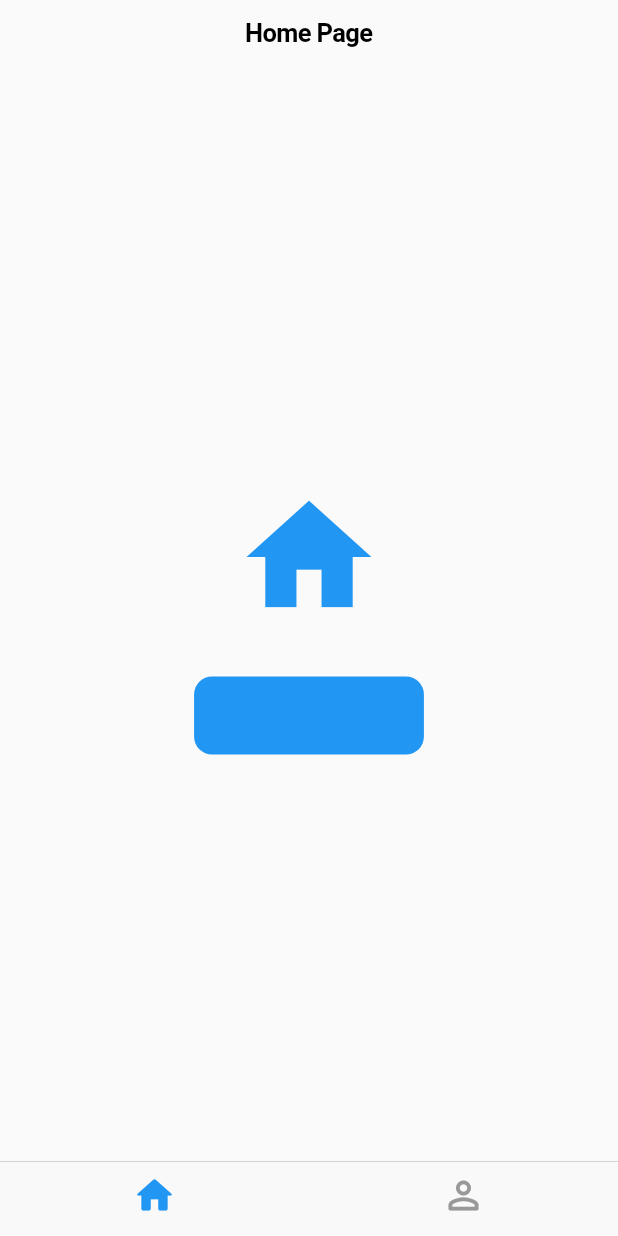
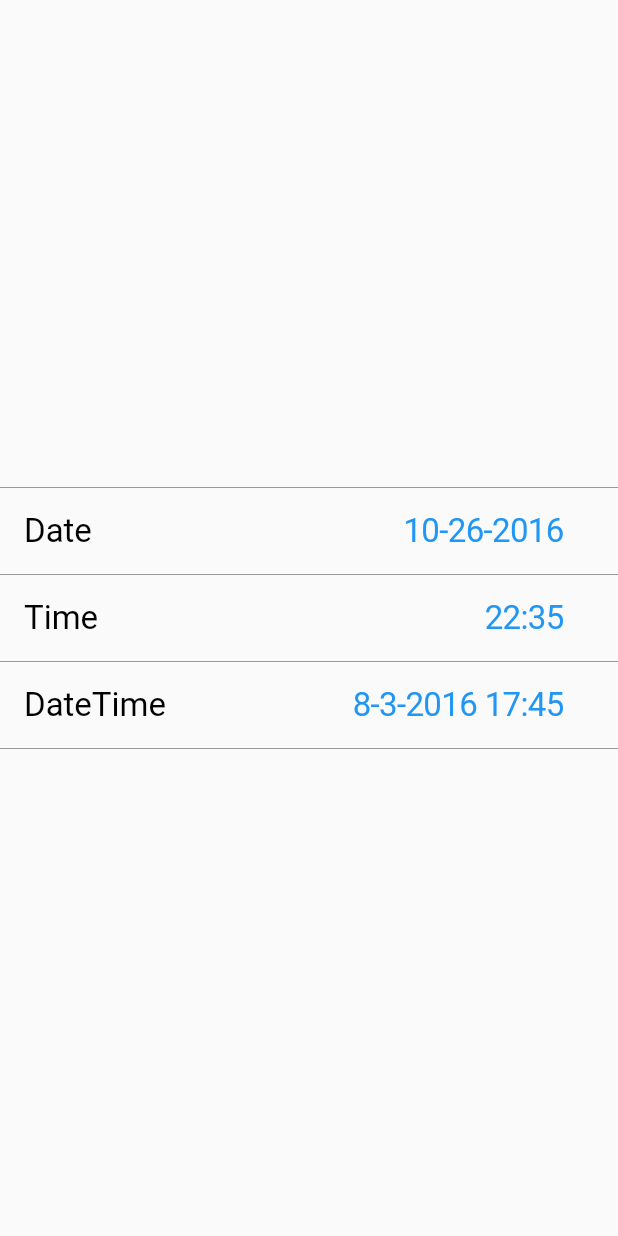
Before and after one commit to dipak1267/cupertino_demo_app, a Flutter app: the screen it shows after launch, on a phone screen of 412 x 824 dp. Run offline on Flutter 3.47's test engine with Material 2 defaults, Android fonts, the phone set to English and light mode, and no system bars.

Commit message:
add Date Time Picker_Widget

```diff
--- a/lib/cupertino_modules/cupertino_bottom_nav/cupertino_bottom_navigation_home.dart
+++ b/lib/cupertino_modules/cupertino_bottom_nav/cupertino_bottom_navigation_home.dart
@@ -1,64 +1,31 @@
 import 'package:cupertino_demo_app/cupertino_modules/cupertino_bottom_nav/home_screen_body.dart';
 import 'package:cupertino_demo_app/cupertino_modules/cupertino_bottom_nav/profile_screen_body.dart';
-import 'package:cupertino_demo_app/cupertino_modules/cupertino_bottom_nav/second_screen.dart';
 import 'package:flutter/cupertino.dart';
 import 'package:flutter/material.dart';
 
-class CupertinoBottomNavigationHome extends StatefulWidget {
-  const CupertinoBottomNavigationHome({Key? key}) : super(key: key);
+class CupertinoBottomNavigationHome extends StatelessWidget {
+  CupertinoBottomNavigationHome({Key? key});
+  // int _currentIndex = 0;
 
-  @override
-  State<CupertinoBottomNavigationHome> createState() =>
-      _CupertinoBottomNavigationHomeState();
-}
+  List<BottomNavigationBarItem> _bottomNavItems = [
+    BottomNavigationBarItem(icon: Icon(Icons.home_rounded)),
+    BottomNavigationBarItem(icon: Icon(Icons.perm_identity_rounded)),
+  ];
 
-class _CupertinoBottomNavigationHomeState
-    extends State<CupertinoBottomNavigationHome> {
-  int _currentIndex = 0;
-
+  List<Widget> _tabs = [HomeScreenBody(), ProfileScreenBody()];
   @override
   Widget build(BuildContext context) {
     return CupertinoTabScaffold(
       tabBar: CupertinoTabBar(
-        currentIndex: _currentIndex,
-        onTap: (newIndex) {
-          setState(() {
-            _currentIndex = newIndex;
-          });
-        },
-        items: const <BottomNavigationBarItem>[
-          BottomNavigationBarItem(icon: Icon(Icons.home_rounded)),
-          BottomNavigationBarItem(icon: Icon(Icons.perm_identity_rounded)),
-        ],
+        // currentIndex: _currentIndex,
+
+        onTap: (newIndex) {},
+        items: _bottomNavItems,
       ),
       tabBuilder: (BuildContext context, int index) {
         return CupertinoTabView(
           builder: (BuildContext context) {
-            switch (_currentIndex) {
-              case 0:
-                return const HomeScreenBody();
-              case 1:
-                return const ProfileScreenBody();
-              default:
-                return CupertinoPageScaffold(
-                  navigationBar: CupertinoNavigationBar(
-                    middle: Text('Page 1 of tab $index'),
-                  ),
-                  child: Center(
-                    child: CupertinoButton(
-                      child: const Text('Next page'),
-                      onPressed: () {
-                        Navigator.of(context).push(
-                          CupertinoPageRoute<void>(
-                            builder: (BuildContext context) =>
-                                const CupertinoBottomNavSecondScreen(),
-                          ),
-                        );
-                      },
-                    ),
-                  ),
-                );
-            }
+            return _tabs[index];
           },
         );
       },
--- a/lib/cupertino_modules/cupertino_bottom_nav/profile_screen_body.dart
+++ b/lib/cupertino_modules/cupertino_bottom_nav/profile_screen_body.dart
@@ -11,7 +11,8 @@ class ProfileScreenBody extends StatelessWidget {
         navigationBar: const CupertinoNavigationBar(
           middle: Text('Profile Page'),
         ),
-        child: Center(
+        child: Scaffold(
+          body: Center(
             child: Column(
               mainAxisAlignment: MainAxisAlignment.center,
               crossAxisAlignment: CrossAxisAlignment.center,
@@ -38,6 +39,7 @@ class ProfileScreenBody extends StatelessWidget {
                 ),
               ],
             ),
+          ),
         ));
   }
 }
--- /dev/null
+++ b/lib/cupertino_modules/cupertino_widgets/cupertino_date_picker.dart
@@ -0,0 +1,168 @@
+import 'package:flutter/cupertino.dart';
+import 'package:flutter/material.dart';
+
+class CupertinoDatePickerWidget extends StatefulWidget {
+  const CupertinoDatePickerWidget({Key? key}) : super(key: key);
+
+  @override
+  State<CupertinoDatePickerWidget> createState() =>
+      _CupertinoDatePickerWidgetState();
+}
+
+class _CupertinoDatePickerWidgetState extends State<CupertinoDatePickerWidget> {
+  DateTime date = DateTime(2016, 10, 26);
+  DateTime time = DateTime(2016, 5, 10, 22, 35);
+  DateTime dateTime = DateTime(2016, 8, 3, 17, 45);
+
+  // This shows a CupertinoModalPopup with a reasonable fixed height which hosts CupertinoDatePicker.
+  void _showDialog(Widget child) {
+    showCupertinoModalPopup<void>(
+        context: context,
+        builder: (BuildContext context) => Container(
+              height: 216,
+              padding: const EdgeInsets.only(top: 6.0),
+              // The Bottom margin is provided to align the popup above the system navigation bar.
+              margin: EdgeInsets.only(
+                bottom: MediaQuery.of(context).viewInsets.bottom,
+              ),
+              // Provide a background color for the popup.
+              color: CupertinoColors.systemBackground.resolveFrom(context),
+              // Use a SafeArea widget to avoid system overlaps.
+              child: SafeArea(
+                top: false,
+                child: child,
+              ),
+            ));
+  }
+
+  @override
+  Widget build(BuildContext context) {
+    return CupertinoPageScaffold(
+      child: DefaultTextStyle(
+        style: TextStyle(
+          color: CupertinoColors.label.resolveFrom(context),
+          fontSize: 22.0,
+        ),
+        child: Center(
+          child: Column(
+            mainAxisAlignment: MainAxisAlignment.center,
+            children: <Widget>[
+              _DatePickerItem(
+                children: <Widget>[
+                  const Text('Date'),
+                  CupertinoButton(
+                    // Display a CupertinoDatePicker in date picker mode.
+                    onPressed: () => _showDialog(
+                      CupertinoDatePicker(
+                        initialDateTime: date,
+                        mode: CupertinoDatePickerMode.date,
+                        use24hFormat: true,
+                        // This is called when the user changes the date.
+                        onDateTimeChanged: (DateTime newDate) {
+                          setState(() => date = newDate);
+                        },
+                      ),
+                    ),
+                    // In this example, the date value is formatted manually. You can use intl package
+                    // to format the value based on user's locale settings.
+                    child: Text(
+                      '${date.month}-${date.day}-${date.year}',
+                      style: const TextStyle(
+                        fontSize: 22.0,
+                      ),
+                    ),
+                  ),
+                ],
+              ),
+              _DatePickerItem(
+                children: <Widget>[
+                  const Text('Time'),
+                  CupertinoButton(
+                    // Display a CupertinoDatePicker in time picker mode.
+                    onPressed: () => _showDialog(
+                      CupertinoDatePicker(
+                        initialDateTime: time,
+                        mode: CupertinoDatePickerMode.time,
+                        use24hFormat: true,
+                        // This is called when the user changes the time.
+                        onDateTimeChanged: (DateTime newTime) {
+                          setState(() => time = newTime);
+                        },
+                      ),
+                    ),
+                    // In this example, the time value is formatted manually. You can use intl package to
+                    // format the value based on the user's locale settings.
+                    child: Text(
+                      '${time.hour}:${time.minute}',
+                      style: const TextStyle(
+                        fontSize: 22.0,
+                      ),
+                    ),
+                  ),
+                ],
+              ),
+              _DatePickerItem(
+                children: <Widget>[
+                  const Text('DateTime'),
+                  CupertinoButton(
+                    // Display a CupertinoDatePicker in dateTime picker mode.
+                    onPressed: () => _showDialog(
+                      CupertinoDatePicker(
+                        initialDateTime: dateTime,
+                        use24hFormat: true,
+                        // This is called when the user changes the dateTime.
+                        onDateTimeChanged: (DateTime newDateTime) {
+                          setState(() => dateTime = newDateTime);
+                        },
+                      ),
+                    ),
+                    // In this example, time value is formatted manually. You can use intl package to
+                    // format the value based on the user's locale settings.
+                    child: Text(
+                      '${dateTime.month}-${dateTime.day}-${dateTime.year} ${dateTime.hour}:${dateTime.minute}',
+                      style: const TextStyle(
+                        fontSize: 22.0,
+                      ),
+                    ),
+                  ),
+                ],
+              ),
+            ],
+          ),
+        ),
+      ),
+    );
+  }
+}
+
+// This class simply decorates a row of widgets.
+class _DatePickerItem extends StatelessWidget {
+  const _DatePickerItem({required this.children});
+
+  final List<Widget> children;
+
+  @override
+  Widget build(BuildContext context) {
+    return DecoratedBox(
+      decoration: const BoxDecoration(
+        border: Border(
+          top: BorderSide(
+            color: CupertinoColors.inactiveGray,
+            width: 0.0,
+          ),
+          bottom: BorderSide(
+            color: CupertinoColors.inactiveGray,
+            width: 0.0,
+          ),
+        ),
+      ),
+      child: Padding(
+        padding: const EdgeInsets.symmetric(horizontal: 16.0),
+        child: Row(
+          mainAxisAlignment: MainAxisAlignment.spaceBetween,
+          children: children,
+        ),
+      ),
+    );
+  }
+}
--- a/lib/main.dart
+++ b/lib/main.dart
@@ -1,4 +1,4 @@
-import 'package:cupertino_demo_app/cupertino_modules/cupertino_bottom_nav/cupertino_bottom_navigation_home.dart';
+import 'package:cupertino_demo_app/cupertino_modules/cupertino_widgets/cupertino_date_picker.dart';
 import 'package:flutter/material.dart';
 
 void main() {
@@ -11,9 +11,11 @@ class MyApp extends StatelessWidget {
   // This widget is the root of your application.
   @override
   Widget build(BuildContext context) {
-    return const MaterialApp(
+    return MaterialApp(
       debugShowCheckedModeBanner: false,
-      home: CupertinoBottomNavigationHome(),
+      // home: CupertinoBottomNavigationHome(),
+      home: CupertinoDatePickerWidget(),
+      // home: CupertinoWidgets(),
     );
   }
 }
```
Also changed, not shown: lib/cupertino_modules/cupertino_widgets/cupertino_widgets.dart (added, +25 -0 lines). Lines whose indentation alone changed are shown as unchanged.
